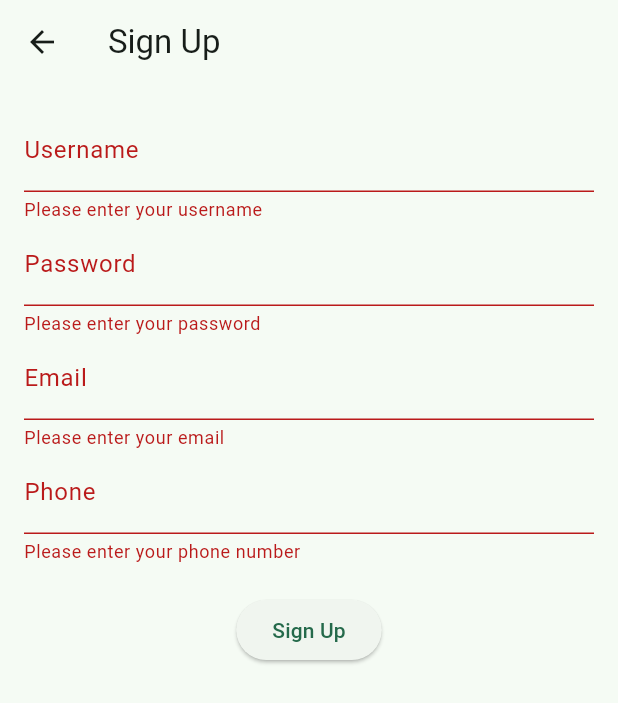
After one commit to thduy161103/ThietKePhanMem, a Flutter app: the signUpPage screen opened directly, after a tap on "Sign Up", on a phone screen of 412 x 824 dp. The commit adds this screen. Shown: the top 703 px of the screen. Run offline on Flutter 3.47's test engine with Material 3 defaults, Android fonts, the phone set to English and light mode, and no system bars; our stand-ins replace firebase_core, sensors_plus; missing offline and left inert: coupon_uikit, phone_email_auth; accounts and stored records are empty.

Commit message:
Add sign in, sign up, otp with api

```diff
--- a/lib/homepage.dart
+++ b/lib/homepage.dart
@@ -2,9 +2,13 @@ import 'package:flutter/cupertino.dart';
 import 'package:flutter/material.dart';
 import 'package:musicapp/songlist.dart';
 import 'package:coupon_uikit/coupon_uikit.dart';
+
+import 'models/event.dart';
+
+
 class HomePage extends StatelessWidget {
-  final Function(bool, String, String) onLoginStateChanged;
-  const HomePage({required this.onLoginStateChanged, super.key});
+  //final Function(bool, String, String) onLoginStateChanged;
+  const HomePage({super.key});
 
   @override
   Widget build(BuildContext context) {
@@ -190,16 +194,16 @@ class EventList extends StatelessWidget {
   }
 }
 
-class Event {
-  final String imageUrl;
-  final String companyName;
-  final String eventName;
-  final String endTime;
-
-  Event({
-    required this.imageUrl,
-    required this.companyName,
-    required this.eventName,
-    required this.endTime,
-  });
-}
+// class Event {
+//   final String imageUrl;
+//   final String companyName;
+//   final String eventName;
+//   final String endTime;
+//
+//   Event({
+//     required this.imageUrl,
+//     required this.companyName,
+//     required this.eventName,
+//     required this.endTime,
+//   });
+// }
--- /dev/null
+++ b/lib/models/user.dart
@@ -0,0 +1,28 @@
+class User {
+  final String username;
+  final String password;
+  final String email;
+  final String phone;
+
+  User({
+    required this.username,
+    required this.password,
+    required this.email,
+    required this.phone,
+  });
+
+  User.fromJson(Map<String, dynamic> json):
+        username = json['username'],
+        password = json['password'],
+        email = json['email'],
+        phone = json['phone'];
+
+  Map<String, dynamic> toJson() {
+    Map<String, dynamic> data = new Map<String, dynamic>();
+    data['username'] = this.username;
+    data['password'] = this.password;
+    data['email'] = this.email;
+    data['phone'] = this.phone;
+    return data;
+  }
+}
--- /dev/null
+++ b/lib/network/signup.dart
@@ -0,0 +1,55 @@
+import 'dart:convert';
+import 'package:flutter/cupertino.dart';
+import 'package:flutter/material.dart';
+import 'package:http/http.dart' as http;
+import '../models/user.dart';
+import '../screens/otppage.dart';
+
+class signUpRequest {
+  //thay đổi url thành api phù hợp
+  static const String urlFetch = 'https://api.eventonapp.com/api/auth/register';
+  static const String urlPost = 'https://api.eventonapp.com/api/auth/register';
+
+  static List<User> parseUser(String responseBody) {
+    var list = json.decode(responseBody) as List<dynamic>;
+    List<User> users = list.map((model) => User.fromJson(model)).toList();
+    return users;
+  }
+
+  static Future<List<User>> fetchUser({int page = 1}) async {
+    final response = await http.get(Uri.parse(urlFetch + '?page=$page'));
+    if (response.statusCode == 200) {
+      return parseUser(response.body);
+    } else {
+      throw Exception('Unable to fetch data from the REST API');
+    }
+  }
+
+  static Future<void> signUp(BuildContext context, String username, String password, String email, String phone) async {
+    final response = await http.post(
+      Uri.parse(urlPost),
+      headers: <String, String>{
+        'Content-Type': 'application/json; charset=UTF-8',
+      },
+      body: jsonEncode(<String, String>{
+        'username': username,
+        'password': password,
+        'email': email,
+        'phone': phone,
+      }),
+    );
+
+    if (response.statusCode == 200) {
+      // If the server returns an OK response, navigate to the OTP page
+      Navigator.push(
+        context,
+        MaterialPageRoute(builder: (context) => OtpPage()),
+      );
+    } else {
+      // If the server did not return an OK response, show an error message
+      ScaffoldMessenger.of(context).showSnackBar(
+        SnackBar(content: Text('Failed to sign up: ${response.body}')),
+      );
+    }
+  }
+}
--- /dev/null
+++ b/lib/screens/signup.dart
@@ -0,0 +1,102 @@
+import 'package:flutter/cupertino.dart';
+import 'package:flutter/material.dart';
+import '../network/signup.dart';
+
+class signUpPage extends StatefulWidget {
+  const signUpPage({super.key});
+
+  @override
+  State<signUpPage> createState() => _signUpPageState();
+}
+
+class _signUpPageState extends State<signUpPage> {
+  final _formKey = GlobalKey<FormState>();
+  final TextEditingController _usernameController = TextEditingController();
+  final TextEditingController _passwordController = TextEditingController();
+  final TextEditingController _emailController = TextEditingController();
+  final TextEditingController _phoneController = TextEditingController();
+
+  @override
+  void dispose() {
+    _usernameController.dispose();
+    _passwordController.dispose();
+    _emailController.dispose();
+    _phoneController.dispose();
+    super.dispose();
+  }
+
+  @override
+  Widget build(BuildContext context) {
+    return Scaffold(
+      appBar: AppBar(
+        title: Text('Sign Up'),
+      ),
+      body: Padding(
+        padding: const EdgeInsets.all(16.0),
+        child: Form(
+          key: _formKey,
+          child: Column(
+            children: [
+              TextFormField(
+                controller: _usernameController,
+                decoration: InputDecoration(labelText: 'Username'),
+                validator: (value) {
+                  if (value == null || value.isEmpty) {
+                    return 'Please enter your username';
+                  }
+                  return null;
+                },
+              ),
+              TextFormField(
+                controller: _passwordController,
+                decoration: InputDecoration(labelText: 'Password'),
+                obscureText: true,
+                validator: (value) {
+                  if (value == null || value.isEmpty) {
+                    return 'Please enter your password';
+                  }
+                  return null;
+                },
+              ),
+              TextFormField(
+                controller: _emailController,
+                decoration: InputDecoration(labelText: 'Email'),
+                validator: (value) {
+                  if (value == null || value.isEmpty) {
+                    return 'Please enter your email';
+                  }
+                  return null;
+                },
+              ),
+              TextFormField(
+                controller: _phoneController,
+                decoration: InputDecoration(labelText: 'Phone'),
+                validator: (value) {
+                  if (value == null || value.isEmpty) {
+                    return 'Please enter your phone number';
+                  }
+                  return null;
+                },
+              ),
+              SizedBox(height: 20),
+              ElevatedButton(
+                onPressed: () {
+                  if (_formKey.currentState!.validate()) {
+                    signUpRequest.signUp(
+                      context,
+                      _usernameController.text,
+                      _passwordController.text,
+                      _emailController.text,
+                      _phoneController.text,
+                    );
+                  }
+                },
+                child: Text('Sign Up'),
+              ),
+            ],
+          ),
+        ),
+      ),
+    );
+  }
+}
--- a/pubspec.yaml
+++ b/pubspec.yaml
@@ -39,14 +39,12 @@ dependencies:
   cupertino_icons: ^1.0.6
   phone_email_auth: ^0.0.4
   sensors_plus: ^6.0.1
+  http: any
 
 dev_dependencies:
   flutter_test:
     sdk: flutter
   coupon_uikit: ^0.2.0
-  firebase_core: ^2.16.0
-  firebase_auth: ^4.10.0
-  sensors_plus: ^6.0.1
   # The "flutter_lints" package below contains a set of recommended lints to
   # encourage good coding practices. The lint set provided by the package is
   # activated in the `analysis_options.yaml` file located at the root of your
```
Also changed, not shown: lib/models/event.dart (added, +13 -0 lines), lib/network/otp.dart (added, +31 -0 lines), lib/network/signin.dart (added, +32 -0 lines), lib/screens/otppage.dart (added, +56 -0 lines), lib/screens/signin.dart (added, +77 -0 lines), pubspec.lock.
